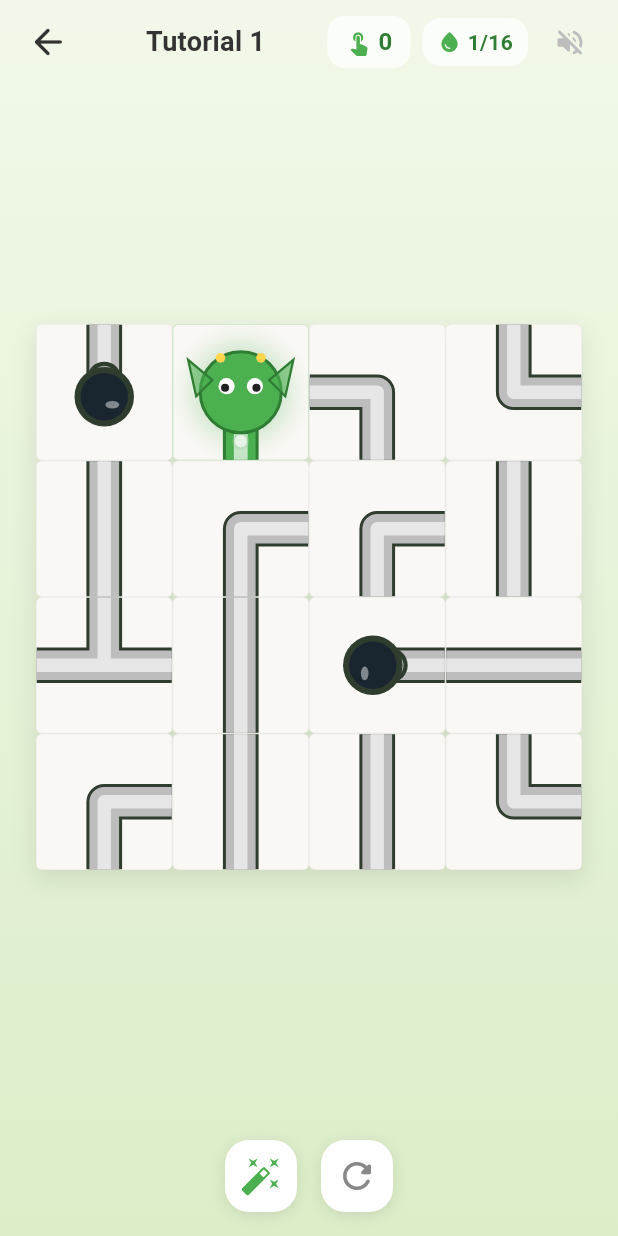
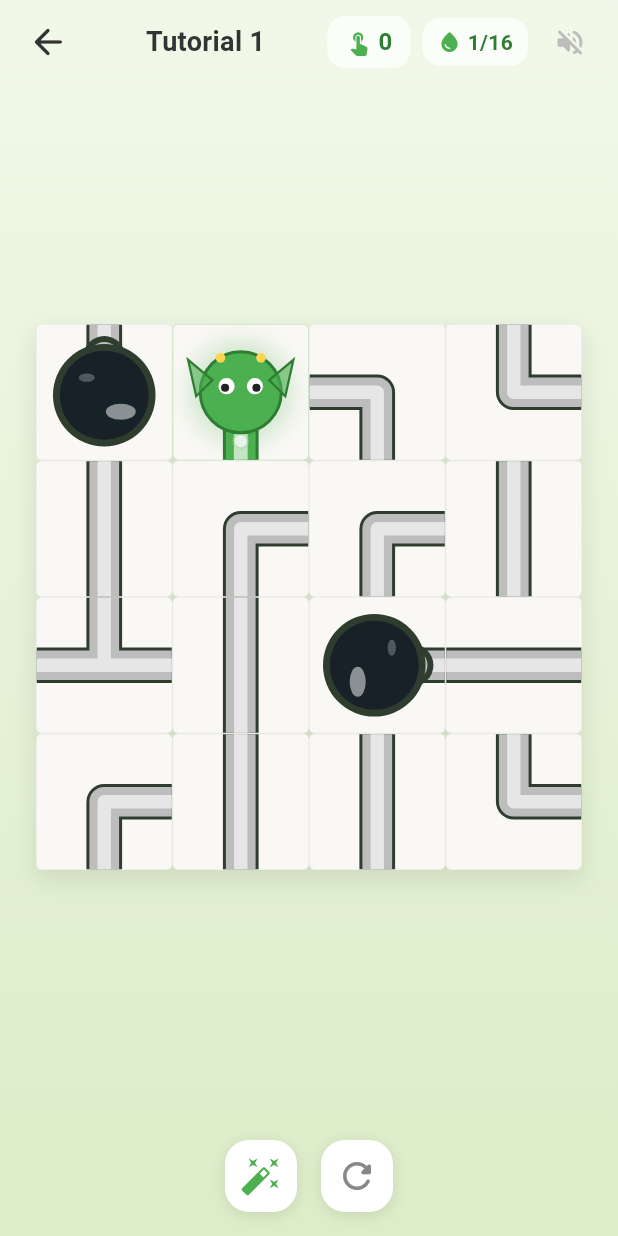
Before and after one commit to palladius/tubature, a Flutter app: the GameScreen screen opened directly, after a tap on the "volume up" icon, on a phone screen of 412 x 824 dp. Run offline on Flutter 3.47's test engine with Material 3 defaults, Android fonts, the light colour scheme and no system bars; our stand-ins replace equatable, flutter_riverpod; missing offline and left inert: dart:js_interop.

Commit message:
feat(visual): enlarge ampolla dead-end bulb to 2x size with crystal reflections

```diff
--- a/lib/widgets/pipe_painter.dart
+++ b/lib/widgets/pipe_painter.dart
@@ -309,8 +309,9 @@ class PipePainter extends CustomPainter {
     final dy = (edge.dy - center.dy) / (size.height / 2);
     final dirVector = Offset(dx, dy);
 
-    final bulbCenter = center - dirVector * (pipeWidth * 0.15);
-    final bulbRadius = pipeWidth * 0.85;
+    // Big, beautiful magic flask bulb (2x bigger in x & y)
+    final bulbCenter = center - dirVector * (pipeWidth * 0.10);
+    final bulbRadius = pipeWidth * 1.55;
 
     // Pipe stem
     canvas.drawLine(edge, bulbCenter, outlinePaint);
@@ -321,27 +322,27 @@ class PipePainter extends CustomPainter {
       _drawLiquidBubbles(canvas, edge, bulbCenter, size.width, shimmer);
     }
 
-    // Collar ring
-    final collarCenter = bulbCenter + dirVector * (bulbRadius * 0.7);
+    // Collar ring joining pipe to bulb
+    final collarCenter = bulbCenter + dirVector * (bulbRadius * 0.82);
     canvas.drawCircle(
       collarCenter,
-      pipeWidth * 0.58,
+      pipeWidth * 0.72,
       Paint()
         ..color = strokeColor
         ..style = PaintingStyle.fill,
     );
     canvas.drawCircle(
       collarCenter,
-      pipeWidth * 0.44,
+      pipeWidth * 0.52,
       Paint()
         ..color = connected ? fillColor : theme.pipeDisconnected
         ..style = PaintingStyle.fill,
     );
 
-    // Bulb glass body
+    // Bulb glass outer contour
     canvas.drawCircle(
       bulbCenter,
-      bulbRadius + 3.0,
+      bulbRadius + 3.5,
       Paint()
         ..color = strokeColor
         ..style = PaintingStyle.fill,
@@ -349,14 +350,14 @@ class PipePainter extends CustomPainter {
 
     // Bulb fluid chamber (fills up like a glass of water)
     final fluidFillRadius = connected ? (bulbRadius - 1.0) * flowProgress : 0.0;
-    final liquidPulse = connected ? sin(shimmer * 2 * pi) * 1.5 : 0.0;
+    final liquidPulse = connected ? sin(shimmer * 2 * pi) * 2.0 : 0.0;
 
-    // Empty chamber backdrop
+    // Empty chamber dark glass backdrop
     canvas.drawCircle(
       bulbCenter,
       bulbRadius - 1.0,
       Paint()
-        ..color = const Color(0xFF1A262F)
+        ..color = const Color(0xFF162128)
         ..style = PaintingStyle.fill,
     );
 
@@ -373,7 +374,7 @@ class PipePainter extends CustomPainter {
       // Swirling bright fluid core
       canvas.drawCircle(
         bulbCenter,
-        ((fluidFillRadius * 0.70) + liquidPulse).clamp(0.0, bulbRadius),
+        ((fluidFillRadius * 0.72) + liquidPulse).clamp(0.0, bulbRadius),
         Paint()
           ..color = Color.lerp(
             fillColor,
@@ -384,16 +385,16 @@ class PipePainter extends CustomPainter {
       );
 
       // Rising glub bubbles in ampolla
-      final bubbleCount = (flowProgress * 3).toInt() + 1;
+      final bubbleCount = (flowProgress * 4).toInt() + 1;
       for (int b = 0; b < bubbleCount; b++) {
-        final bPhase = (shimmer + (b * 0.33)) % 1.0;
+        final bPhase = (shimmer + (b * 0.25)) % 1.0;
         final bOffset = Offset(
-          sin((bPhase + b) * 2 * pi) * (fluidFillRadius * 0.45),
-          cos((bPhase + b) * 2 * pi) * (fluidFillRadius * 0.45) - (bPhase * 3.0),
+          sin((bPhase + b) * 2 * pi) * (fluidFillRadius * 0.50),
+          cos((bPhase + b) * 2 * pi) * (fluidFillRadius * 0.50) - (bPhase * 4.0),
         );
         canvas.drawCircle(
           bulbCenter + bOffset,
-          (fluidFillRadius * 0.18).clamp(1.5, 4.5),
+          (fluidFillRadius * 0.16).clamp(1.8, 6.0),
           Paint()
             ..color = Colors.white.withValues(alpha: 0.85)
             ..style = PaintingStyle.fill,
@@ -401,16 +402,28 @@ class PipePainter extends CustomPainter {
       }
     }
 
-    // Specular reflections
-    final specularOffset = Offset(-bulbRadius * 0.32, -bulbRadius * 0.32);
+    // Double specular reflections for 3D crystal glass effect
+    final specularOffset = Offset(-bulbRadius * 0.36, -bulbRadius * 0.36);
     canvas.drawOval(
       Rect.fromCenter(
         center: bulbCenter + specularOffset,
-        width: bulbRadius * 0.55,
-        height: bulbRadius * 0.30,
+        width: bulbRadius * 0.65,
+        height: bulbRadius * 0.35,
       ),
       Paint()
-        ..color = Colors.white.withValues(alpha: connected ? 0.75 : 0.45)
+        ..color = Colors.white.withValues(alpha: connected ? 0.80 : 0.50)
+        ..style = PaintingStyle.fill,
+    );
+    // Secondary subtle rim reflection
+    final rimOffset = Offset(bulbRadius * 0.38, bulbRadius * 0.38);
+    canvas.drawOval(
+      Rect.fromCenter(
+        center: bulbCenter + rimOffset,
+        width: bulbRadius * 0.35,
+        height: bulbRadius * 0.18,
+      ),
+      Paint()
+        ..color = Colors.white.withValues(alpha: connected ? 0.40 : 0.25)
         ..style = PaintingStyle.fill,
     );
   }
```
